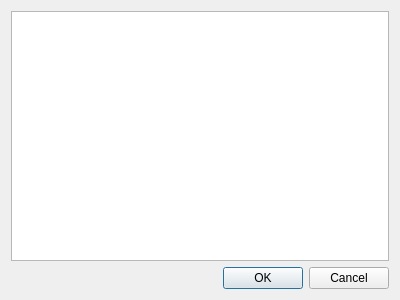
Old version of the form printbilldialog.ui in the repository E-Receipter/Merchant-Client.
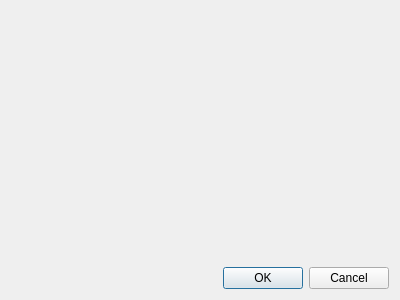
New version of the form.

```diff
--- a/printbilldialog.ui
+++ b/printbilldialog.ui
@@ -15,7 +15,11 @@
   </property>
   <layout class="QVBoxLayout" name="verticalLayout">
    <item>
-    <widget class="QTextEdit" name="DataBox"/>
+    <widget class="QLabel" name="JABImage">
+     <property name="text">
+      <string/>
+     </property>
+    </widget>
    </item>
    <item>
     <widget class="QDialogButtonBox" name="buttonBox">
```
